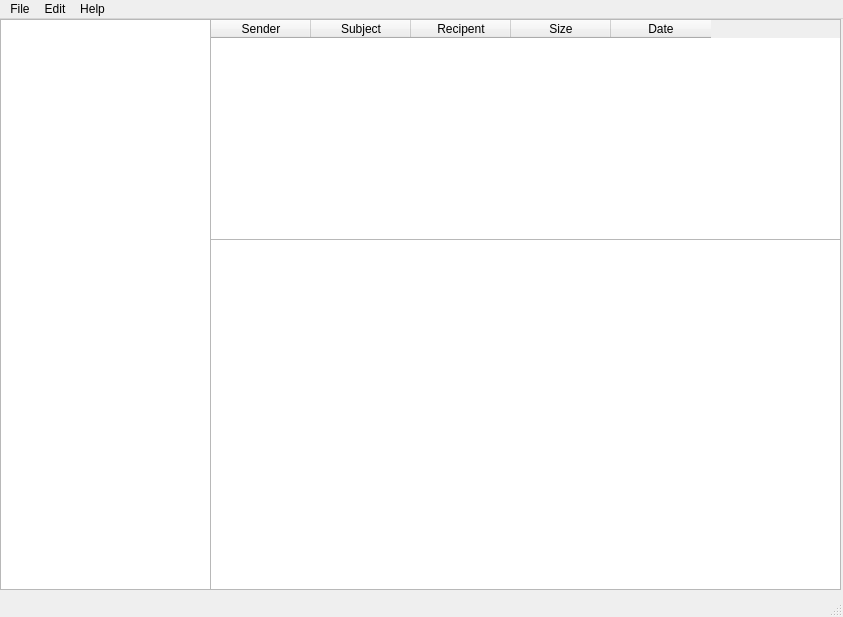
This is view/UI/MainWindow.ui in Darnoker/mail-desktop as Qt 5 draws it before an edit. The edited form follows.
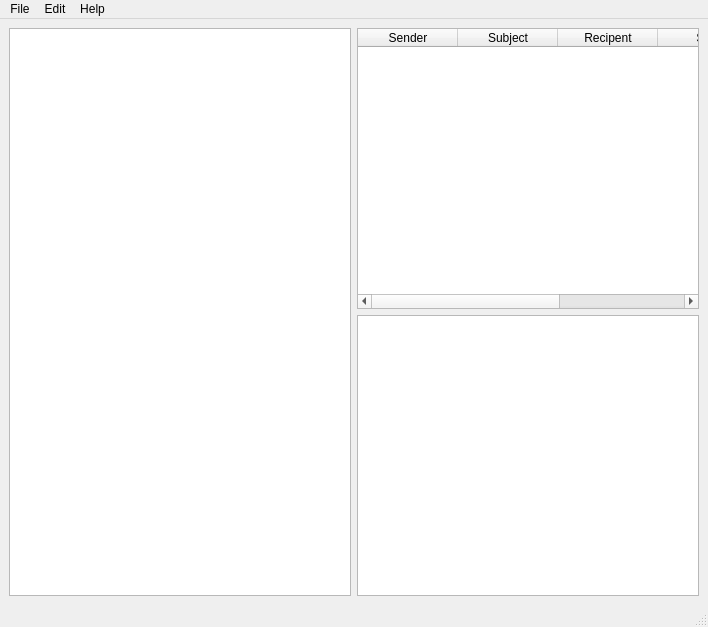
This is the edited form.

Commit message: change main window UI to somewhat responsive

What changed in the file:
```diff
--- a/view/UI/MainWindow.ui
+++ b/view/UI/MainWindow.ui
@@ -6,33 +6,24 @@
    <rect>
     <x>0</x>
     <y>0</y>
-    <width>843</width>
-    <height>617</height>
+    <width>708</width>
+    <height>627</height>
    </rect>
   </property>
   <property name="windowTitle">
    <string>MainWindow</string>
   </property>
   <widget class="QWidget" name="centralwidget">
-   <widget class="QTreeView" name="treeView">
-    <property name="geometry">
-     <rect>
-      <x>0</x>
-      <y>0</y>
-      <width>211</width>
-      <height>571</height>
-     </rect>
-    </property>
-   </widget>
+   <layout class="QGridLayout" name="gridLayout">
+    <item row="0" column="0">
+     <layout class="QHBoxLayout" name="horizontalLayout">
+      <item>
+       <widget class="QTreeView" name="treeView"/>
+      </item>
+      <item>
+       <layout class="QVBoxLayout" name="verticalLayout">
+        <item>
    <widget class="QTableWidget" name="tableWidget">
-    <property name="geometry">
-     <rect>
-      <x>210</x>
-      <y>0</y>
-      <width>631</width>
-      <height>221</height>
-     </rect>
-    </property>
     <column>
      <property name="text">
       <string>Sender</string>
@@ -59,24 +50,30 @@
      </property>
     </column>
    </widget>
+        </item>
+        <item>
    <widget class="QTextBrowser" name="textBrowser">
-    <property name="geometry">
-     <rect>
-      <x>210</x>
-      <y>220</y>
-      <width>631</width>
-      <height>351</height>
-     </rect>
-    </property>
-   </widget>
+          <property name="minimumSize">
+           <size>
+            <width>213</width>
+            <height>206</height>
+           </size>
+          </property>
+         </widget>
+        </item>
+       </layout>
+      </item>
+     </layout>
+    </item>
+   </layout>
   </widget>
   <widget class="QMenuBar" name="menubar">
    <property name="geometry">
     <rect>
      <x>0</x>
      <y>0</y>
-     <width>843</width>
-     <height>22</height>
+     <width>708</width>
+     <height>21</height>
     </rect>
    </property>
    <widget class="QMenu" name="menuFile">
```
Lines whose indentation alone changed are shown as unchanged. The commit also changes 1 other file.
